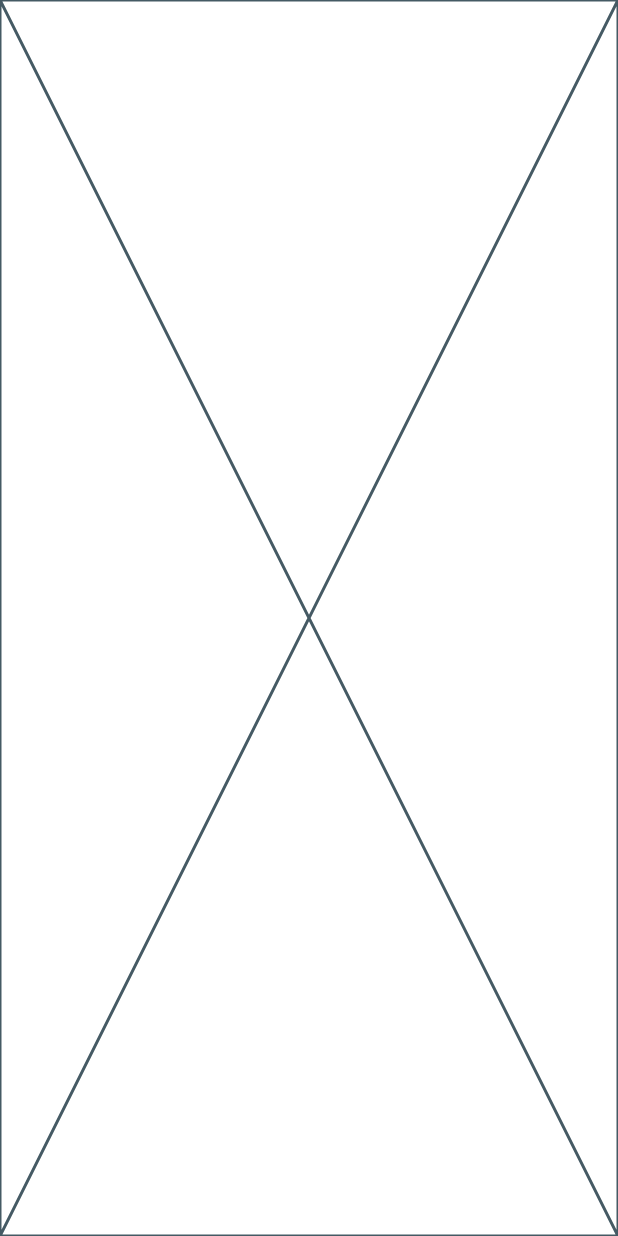
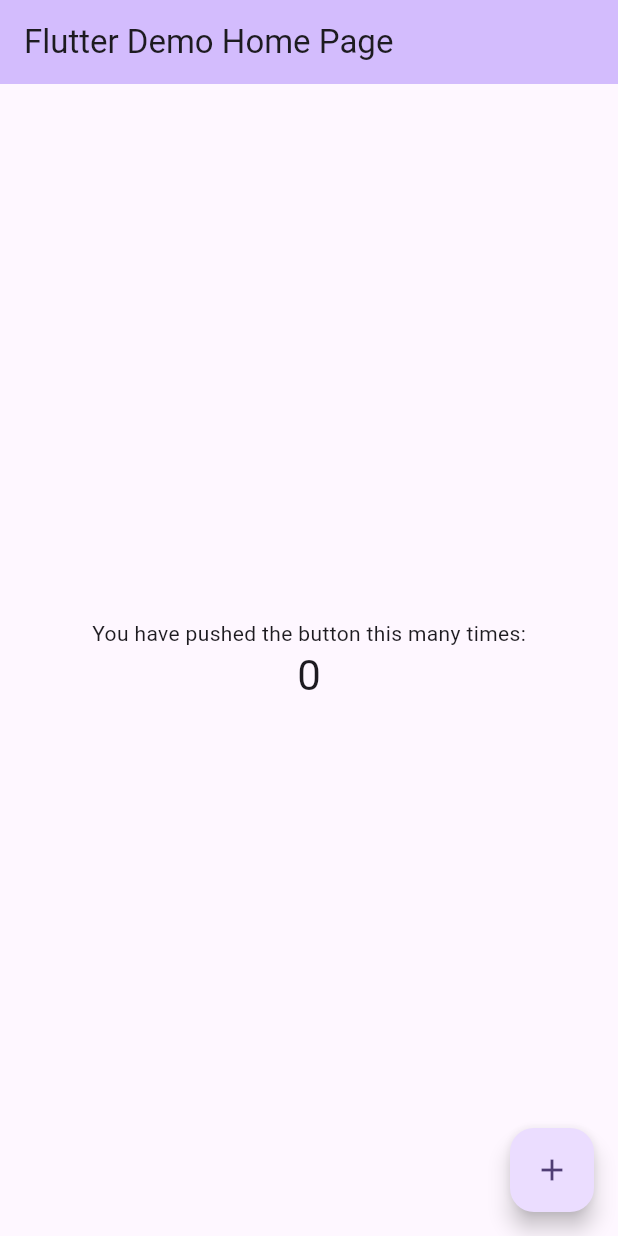
Before and after one commit to priyanka67s/FirstAidkit, a Flutter app: the screen it shows after launch, on a phone screen of 412 x 824 dp. Run offline on Flutter 3.47's test engine with Material 3 defaults, Android fonts, the phone set to English and light mode, and no system bars.

Commit message:
mainfile commit

```diff
--- a/lib/main.dart
+++ b/lib/main.dart
@@ -7,8 +7,119 @@ void main() {
 class MyApp extends StatelessWidget {
   const MyApp({super.key});
 
+  // This widget is the root of your application.
   @override
   Widget build(BuildContext context) {
-    return const Placeholder();
+    return MaterialApp(
+      title: 'Flutter Demo',
+      theme: ThemeData(
+        // This is the theme of your application.
+        //
+        // TRY THIS: Try running your application with "flutter run". You'll see
+        // the application has a purple toolbar. Then, without quitting the app,
+        // try changing the seedColor in the colorScheme below to Colors.green
+        // and then invoke "hot reload" (save your changes or press the "hot
+        // reload" button in a Flutter-supported IDE, or press "r" if you used
+        // the command line to start the app).
+        //
+        // Notice that the counter didn't reset back to zero; the application
+        // state is not lost during the reload. To reset the state, use hot
+        // restart instead.
+        //
+        // This works for code too, not just values: Most code changes can be
+        // tested with just a hot reload.
+        colorScheme: ColorScheme.fromSeed(seedColor: Colors.deepPurple),
+        useMaterial3: true,
+      ),
+      home: const MyHomePage(title: 'Flutter Demo Home Page'),
+    );
   }
 }
+
+class MyHomePage extends StatefulWidget {
+  const MyHomePage({super.key, required this.title});
+
+  // This widget is the home page of your application. It is stateful, meaning
+  // that it has a State object (defined below) that contains fields that affect
+  // how it looks.
+
+  // This class is the configuration for the state. It holds the values (in this
+  // case the title) provided by the parent (in this case the App widget) and
+  // used by the build method of the State. Fields in a Widget subclass are
+  // always marked "final".
+
+  final String title;
+
+  @override
+  State<MyHomePage> createState() => _MyHomePageState();
+}
+
+class _MyHomePageState extends State<MyHomePage> {
+  int _counter = 0;
+
+  void _incrementCounter() {
+    setState(() {
+      // This call to setState tells the Flutter framework that something has
+      // changed in this State, which causes it to rerun the build method below
+      // so that the display can reflect the updated values. If we changed
+      // _counter without calling setState(), then the build method would not be
+      // called again, and so nothing would appear to happen.
+      _counter++;
+    });
+  }
+
+  @override
+  Widget build(BuildContext context) {
+    // This method is rerun every time setState is called, for instance as done
+    // by the _incrementCounter method above.
+    //
+    // The Flutter framework has been optimized to make rerunning build methods
+    // fast, so that you can just rebuild anything that needs updating rather
+    // than having to individually change instances of widgets.
+    return Scaffold(
+      appBar: AppBar(
+        // TRY THIS: Try changing the color here to a specific color (to
+        // Colors.amber, perhaps?) and trigger a hot reload to see the AppBar
+        // change color while the other colors stay the same.
+        backgroundColor: Theme.of(context).colorScheme.inversePrimary,
+        // Here we take the value from the MyHomePage object that was created by
+        // the App.build method, and use it to set our appbar title.
+        title: Text(widget.title),
+      ),
+      body: Center(
+        // Center is a layout widget. It takes a single child and positions it
+        // in the middle of the parent.
+        child: Column(
+          // Column is also a layout widget. It takes a list of children and
+          // arranges them vertically. By default, it sizes itself to fit its
+          // children horizontally, and tries to be as tall as its parent.
+          //
+          // Column has various properties to control how it sizes itself and
+          // how it positions its children. Here we use mainAxisAlignment to
+          // center the children vertically; the main axis here is the vertical
+          // axis because Columns are vertical (the cross axis would be
+          // horizontal).
+          //
+          // TRY THIS: Invoke "debug painting" (choose the "Toggle Debug Paint"
+          // action in the IDE, or press "p" in the console), to see the
+          // wireframe for each widget.
+          mainAxisAlignment: MainAxisAlignment.center,
+          children: <Widget>[
+            const Text(
+              'You have pushed the button this many times:',
+            ),
+            Text(
+              '$_counter',
+              style: Theme.of(context).textTheme.headlineMedium,
+            ),
+          ],
+        ),
+      ),
+      floatingActionButton: FloatingActionButton(
+        onPressed: _incrementCounter,
+        tooltip: 'Increment',
+        child: const Icon(Icons.add),
+      ), // This trailing comma makes auto-formatting nicer for build methods.
+    );
+  }
+}
```
Also changed, not shown: lib/authentication/controller/login_controller.dart (added, +30 -0 lines), lib/authentication/model/login_model.dart (added, +28 -0 lines), lib/authentication/provider/userdata_provider.dart (added, +10 -0 lines), lib/authentication/view/login_screen.dart (added, +184 -0 lines).
